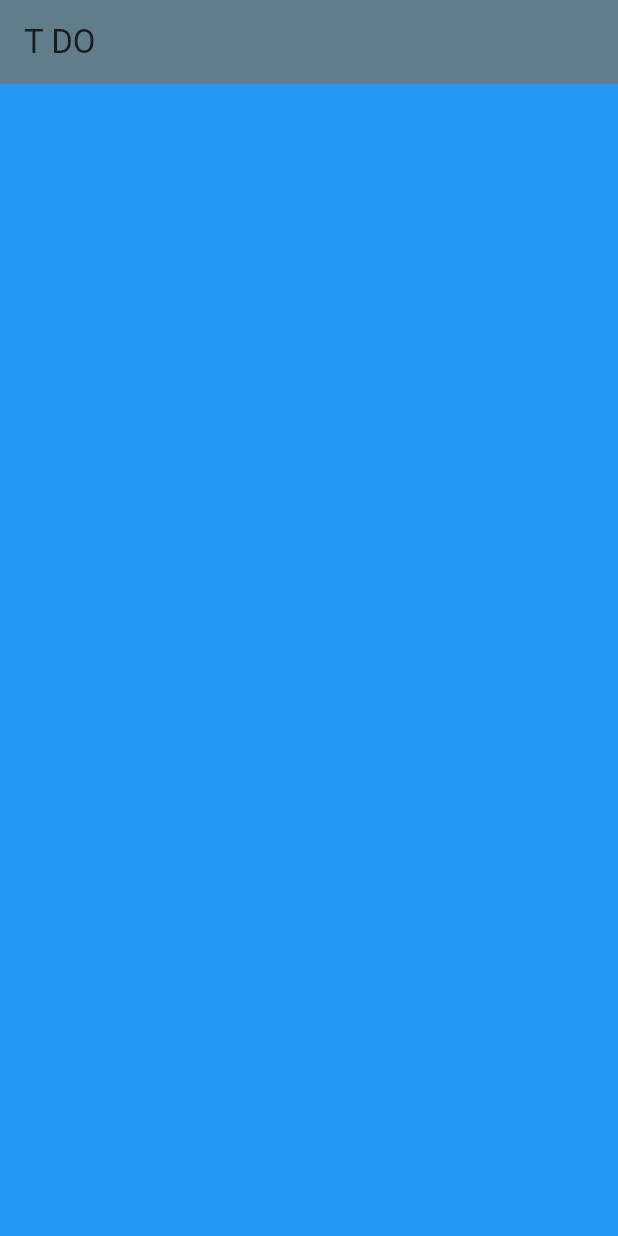
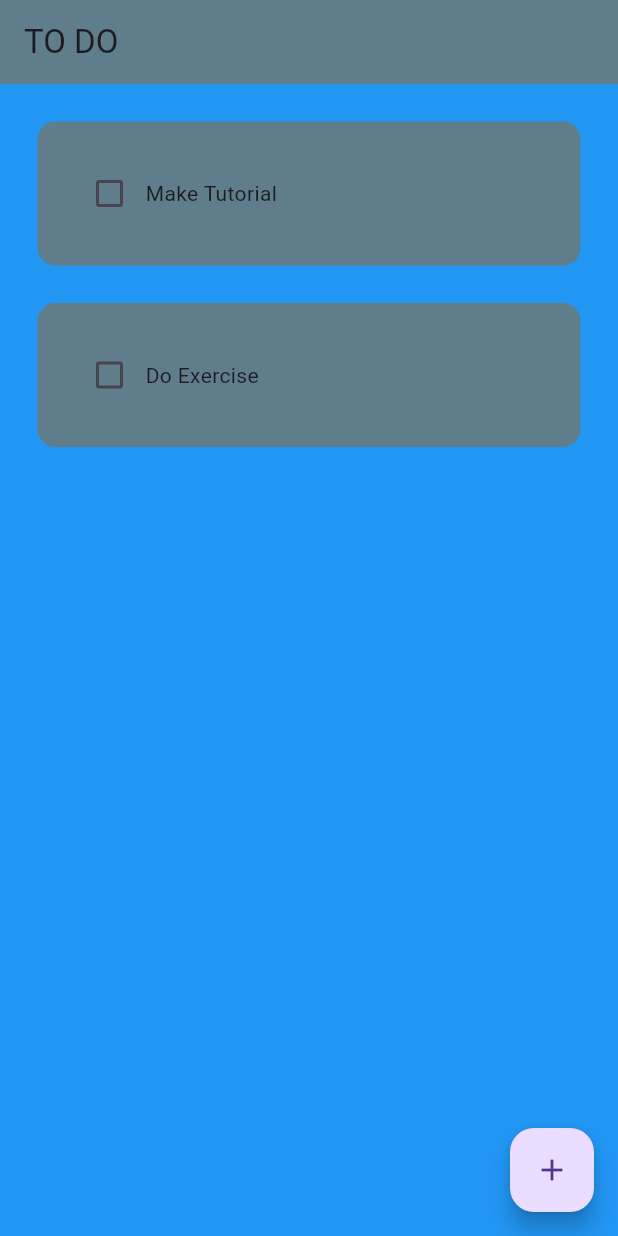
Before and after one commit to Devdeejay27/Taskly, a Flutter app: the screen it shows after launch, on a phone screen of 412 x 824 dp. Run offline on Flutter 3.47's test engine with Material 3 defaults, Android fonts, the phone set to English and light mode, and no system bars; drawn by our look-alikes of flutter_slidable; our stand-ins replace hive_flutter; accounts and stored records are empty.

Commit message:
To Do App Completed

```diff
--- /dev/null
+++ b/lib/data/database.dart
@@ -0,0 +1,26 @@
+import 'package:hive_flutter/hive_flutter.dart';
+
+class ToDoDatabase {
+  List toDoList = [];
+
+// reference our box
+  final _myBox = Hive.box('mybox');
+
+  // run this method if this is the 1st time ever opening this app
+  void createInitialData() {
+    toDoList = [
+      ['Make Tutorial', false],
+      ['Do Exercise', false],
+    ];
+  }
+
+  // load the data from database
+  void loadData() {
+    toDoList = _myBox.get('TODOLIST');
+  }
+
+  //update the database
+  void updateDatabase() {
+    _myBox.put('TODOLIST', toDoList);
+  }
+}
--- a/lib/main.dart
+++ b/lib/main.dart
@@ -1,7 +1,14 @@
 import 'package:flutter/material.dart';
+import 'package:hive_flutter/hive_flutter.dart';
 import 'package:taskly/pages/home_page.dart';
 
-void main() {
+void main() async {
+  // init the hive
+  await Hive.initFlutter();
+
+  // open a box
+  var box = await Hive.openBox('mybox');
+
   runApp(const MyApp());
 }
 
@@ -11,10 +18,11 @@ class MyApp extends StatelessWidget {
   @override
   Widget build(BuildContext context) {
     return MaterialApp(
+      title: 'Taskly',
       debugShowCheckedModeBanner: false,
       home: const HomePage(),
       theme: ThemeData(
-        primarySwatch: Colors.yellow,
+        scaffoldBackgroundColor: Colors.blue,
       ),
     );
   }
--- a/lib/pages/home_page.dart
+++ b/lib/pages/home_page.dart
@@ -1,4 +1,8 @@
 import 'package:flutter/material.dart';
+import 'package:hive_flutter/hive_flutter.dart';
+import 'package:taskly/data/database.dart';
+import 'package:taskly/utilities/dialog_box.dart';
+import 'package:taskly/utilities/todo_tile.dart';
 
 class HomePage extends StatefulWidget {
   const HomePage({super.key});
@@ -8,14 +12,89 @@ class HomePage extends StatefulWidget {
 }
 
 class _HomePageState extends State<HomePage> {
+  // reference the hive box
+  final _myBox = Hive.box('mybox');
+  ToDoDatabase db = ToDoDatabase();
+
+  @override
+  void initState() {
+    // if this is the first time ever opening the app, then create default data
+    if (_myBox.get('TODOLIST') == null) {
+      db.createInitialData();
+    } else {
+      // data already exists
+      db.loadData();
+    }
+
+    super.initState();
+  }
+
+  // text controller
+  final _controller = TextEditingController();
+
+  // checkbox was tapped
+  void checkBoxChanged(bool? value, int index) {
+    setState(() {
+      db.toDoList[index][1] = !db.toDoList[index][1];
+    });
+    db.updateDatabase();
+  }
+
+  // save new task
+  void saveNewTask() {
+    setState(() {
+      db.toDoList.add([_controller.text, false]);
+      _controller.clear();
+    });
+    Navigator.of(context).pop();
+    db.updateDatabase();
+  }
+
+  // create a new task
+  void createNewTask() {
+    showDialog(
+      context: context,
+      builder: (context) {
+        return DialogBox(
+          controller: _controller,
+          onSave: saveNewTask,
+          onCancel: () => Navigator.of(context).pop(),
+        );
+      },
+    );
+  }
+
+  // delete task
+  void deleteTask(int index) {
+    setState(() {
+      db.toDoList.removeAt(index);
+    });
+    db.updateDatabase();
+  }
+
   @override
   Widget build(BuildContext context) {
     return Scaffold(
-      backgroundColor: Colors.blue,
-      appBar: AppBar(
-        backgroundColor: Colors.blueGrey,
-        title: const Text('T DO'),
-      ),
-    );
+        backgroundColor: Colors.blue,
+        appBar: AppBar(
+          backgroundColor: Colors.blueGrey,
+          title: const Text('TO DO'),
+          elevation: 0,
+        ),
+        floatingActionButton: FloatingActionButton(
+          onPressed: createNewTask,
+          child: const Icon(Icons.add),
+        ),
+        body: ListView.builder(
+          itemCount: db.toDoList.length,
+          itemBuilder: (context, index) {
+            return ToDoTile(
+              taskName: db.toDoList[index][0],
+              taskCompleted: db.toDoList[index][1],
+              onChanged: (value) => checkBoxChanged(value, index),
+              deleteFunction: (context) => deleteTask(index),
+            );
+          },
+        ));
   }
 }
--- /dev/null
+++ b/lib/utilities/todo_tile.dart
@@ -0,0 +1,68 @@
+import 'package:flutter/material.dart';
+import 'package:flutter_slidable/flutter_slidable.dart';
+
+class ToDoTile extends StatelessWidget {
+  final String taskName;
+  final bool taskCompleted;
+  final Function(bool?)? onChanged;
+  final Function(BuildContext)? deleteFunction;
+
+  const ToDoTile({
+    super.key,
+    required this.taskName,
+    required this.taskCompleted,
+    required this.onChanged,
+    required this.deleteFunction,
+  });
+
+  @override
+  Widget build(BuildContext context) {
+    return Padding(
+      padding: const EdgeInsets.only(
+        left: 25,
+        right: 25,
+        top: 25,
+      ),
+      child: Slidable(
+        endActionPane: ActionPane(
+          motion: const StretchMotion(),
+          children: [
+            SlidableAction(
+              onPressed: deleteFunction,
+              icon: Icons.delete,
+              backgroundColor: Colors.red.shade300,
+              borderRadius: BorderRadius.circular(12),
+            )
+          ],
+        ),
+        child: Container(
+          padding: const EdgeInsets.all(24),
+          decoration: BoxDecoration(
+            color: Colors.blueGrey,
+            borderRadius: BorderRadius.circular(12),
+          ),
+          child: Row(
+            children: [
+              // checkbox
+              Checkbox(
+                value: taskCompleted,
+                onChanged: onChanged,
+                activeColor: Colors.black,
+              ),
+
+              // task name
+              Text(
+                taskName,
+                style: TextStyle(
+                  decoration: taskCompleted
+                      ? TextDecoration.lineThrough
+                      : TextDecoration.none,
+                ),
+              ),
+            ],
+          ),
+        ),
+      ),
+    );
+  }
+}
```
Also changed, not shown: lib/utilities/dialog_box.dart (added, +56 -0 lines), lib/utilities/my_button.dart (added, +20 -0 lines), pubspec.yaml (+7 -4 lines), pubspec.lock, 2 other files.
